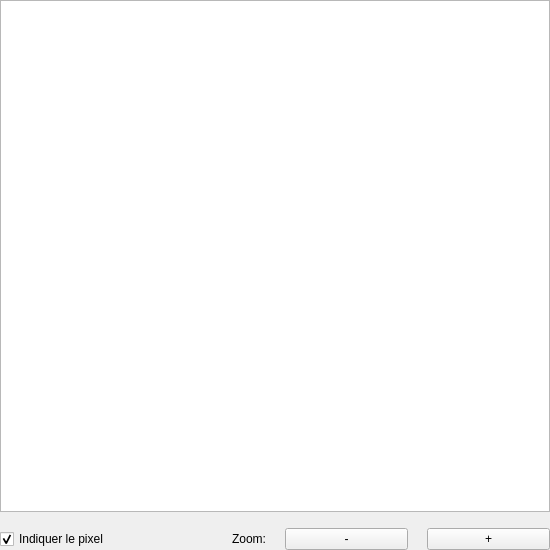
This is q3D2DDisplayImgDlg.ui in IdeGelis/q3D2D as Qt 5 draws it before an edit. The edited form follows.
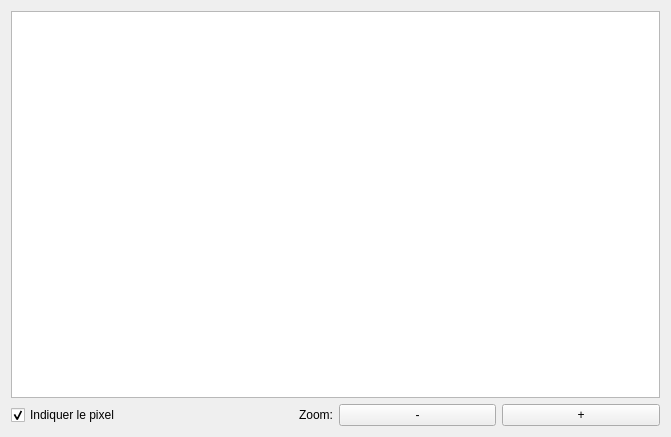
This is the edited form.

```diff
--- a/q3D2DDisplayImgDlg.ui
+++ b/q3D2DDisplayImgDlg.ui
@@ -6,30 +6,17 @@
    <rect>
     <x>0</x>
     <y>0</y>
-    <width>550</width>
-    <height>550</height>
+    <width>671</width>
+    <height>437</height>
    </rect>
   </property>
   <property name="windowTitle">
    <string>Dialog</string>
   </property>
-  <widget class="QWidget" name="layoutWidget">
-   <property name="geometry">
-    <rect>
-     <x>0</x>
-     <y>0</y>
-     <width>550</width>
-     <height>550</height>
-    </rect>
-   </property>
-   <layout class="QGridLayout" name="gridLayout">
-    <property name="horizontalSpacing">
-     <number>19</number>
-    </property>
-    <property name="verticalSpacing">
-     <number>1</number>
-    </property>
-    <item row="2" column="3">
+  <layout class="QVBoxLayout" name="verticalLayout">
+   <item>
+    <layout class="QGridLayout" name="gridLayout_3">
+     <item row="1" column="3">
      <widget class="QPushButton" name="zoom_in">
       <property name="text">
        <string>+</string>
@@ -39,24 +26,7 @@
       </property>
      </widget>
     </item>
-    <item row="2" column="0">
-     <widget class="QCheckBox" name="checkBox_marker">
-      <property name="text">
-       <string>Indiquer le pixel</string>
-      </property>
-      <property name="checked">
-       <bool>true</bool>
-      </property>
-     </widget>
-    </item>
-    <item row="1" column="0">
-     <widget class="QLabel" name="label_2">
-      <property name="text">
-       <string/>
-      </property>
-     </widget>
-    </item>
-    <item row="2" column="2">
+     <item row="1" column="2">
      <widget class="QPushButton" name="zoom_out">
       <property name="text">
        <string>-</string>
@@ -66,7 +36,7 @@
       </property>
      </widget>
     </item>
-    <item row="2" column="1">
+     <item row="1" column="1">
      <widget class="QLabel" name="label">
       <property name="text">
        <string>Zoom:</string>
@@ -76,6 +46,16 @@
       </property>
      </widget>
     </item>
+     <item row="1" column="0">
+      <widget class="QCheckBox" name="checkBox_marker">
+       <property name="text">
+        <string>Indiquer le pixel</string>
+       </property>
+       <property name="checked">
+        <bool>true</bool>
+       </property>
+      </widget>
+     </item>
     <item row="0" column="0" colspan="4">
      <widget class="QGraphicsView" name="graphicsView">
       <property name="mouseTracking">
@@ -84,7 +64,8 @@
      </widget>
     </item>
    </layout>
-  </widget>
+   </item>
+  </layout>
  </widget>
  <resources/>
  <connections/>
```
Lines whose indentation alone changed are shown as unchanged.
